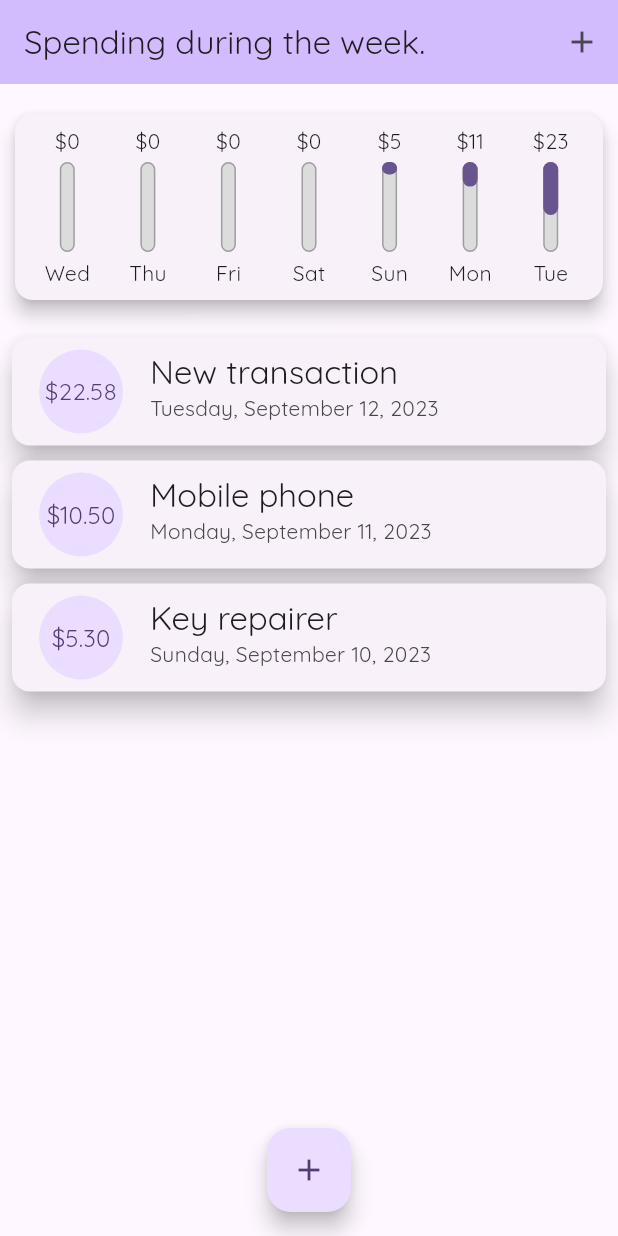
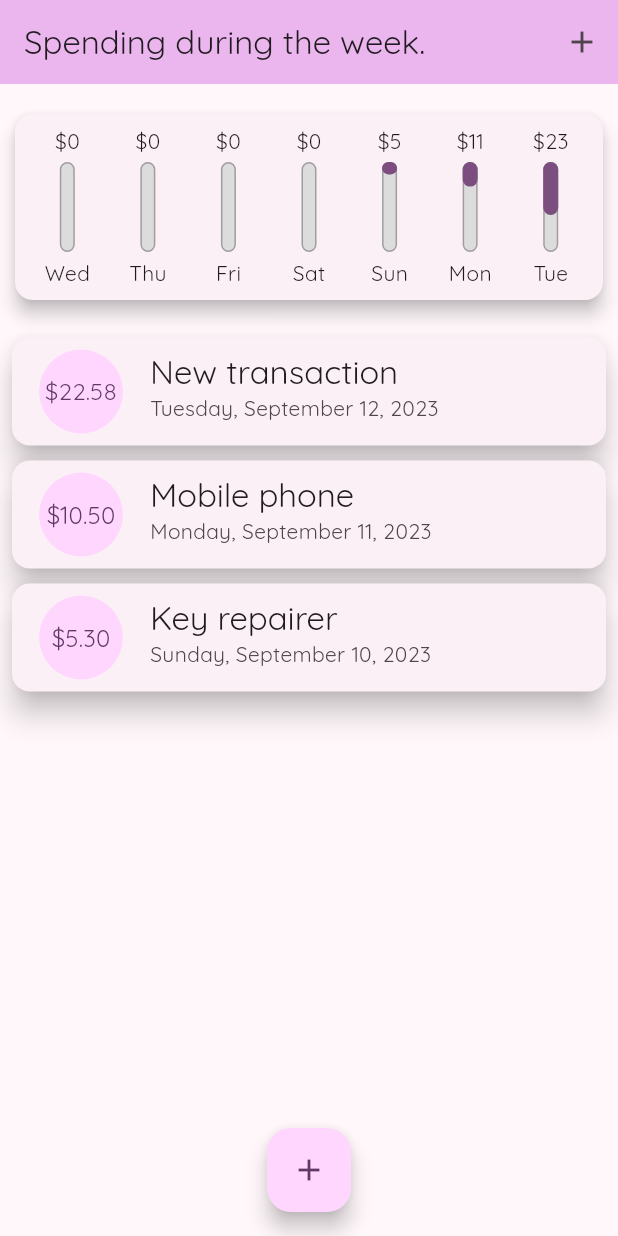
Before and after one commit to RimidalU/spending-during-the-week, a Flutter app: the screen it shows after launch, on a phone screen of 412 x 824 dp. Run offline on Flutter 3.47's test engine with Material 2 defaults, Android fonts, the phone set to English and light mode, and no system bars; missing offline and left inert: dart:ffi.

Commit message:
refactor: change color

```diff
--- a/lib/main.dart
+++ b/lib/main.dart
@@ -21,7 +21,7 @@ class MyApp extends StatelessWidget {
     return MaterialApp(
       title: 'Personal Expenses',
       theme: ThemeData(
-        colorScheme: ColorScheme.fromSeed(seedColor: Colors.deepPurple),
+        colorScheme: ColorScheme.fromSeed(seedColor: Colors.purpleAccent),
         fontFamily: 'Quicksand',
         useMaterial3: true,
       ),
```
